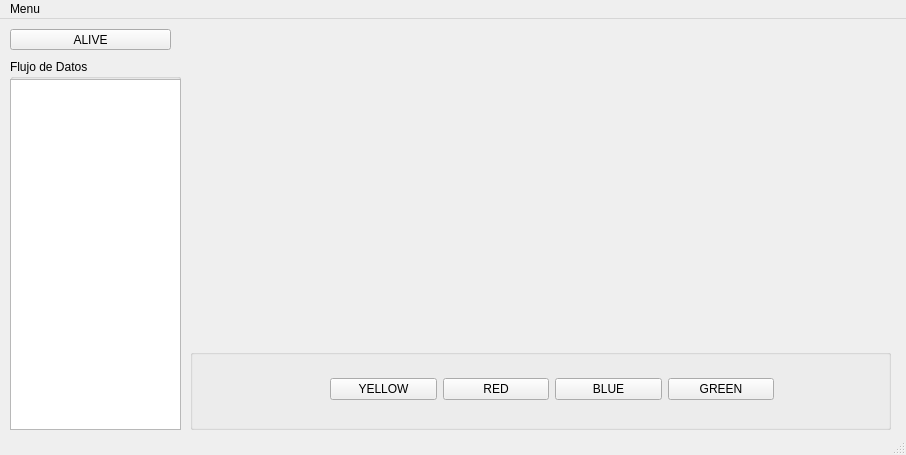
Qt form mainwindow.ui (Sebare846/JuegoToposQT) before a commit.
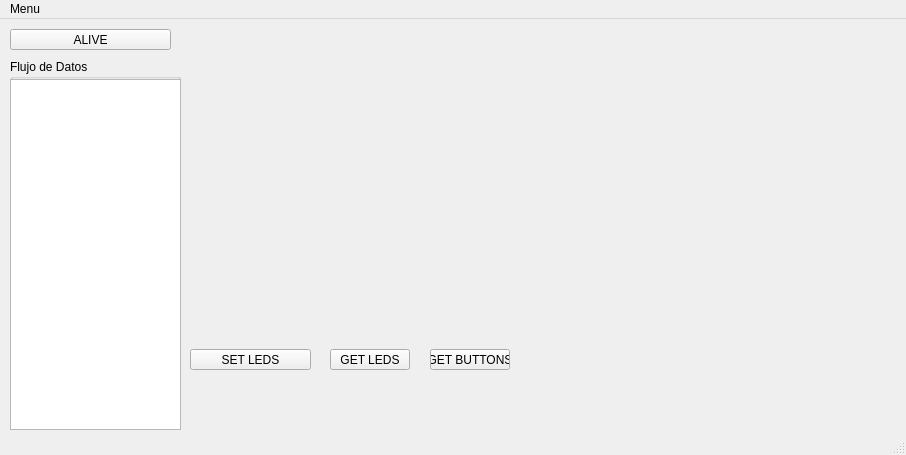
The same form after that commit.

Commit message: Funciones de comunicacion

The edit to the form file:
```diff
--- a/mainwindow.ui
+++ b/mainwindow.ui
@@ -24,62 +24,6 @@
      </rect>
     </property>
    </widget>
-   <widget class="QGroupBox" name="groupBox_3">
-    <property name="geometry">
-     <rect>
-      <x>190</x>
-      <y>330</y>
-      <width>701</width>
-      <height>81</height>
-     </rect>
-    </property>
-    <property name="title">
-     <string/>
-    </property>
-    <widget class="QWidget" name="layoutWidget">
-     <property name="geometry">
-      <rect>
-       <x>140</x>
-       <y>10</y>
-       <width>444</width>
-       <height>61</height>
-      </rect>
-     </property>
-     <layout class="QHBoxLayout" name="horizontalLayout">
-      <item>
-       <widget class="QPushButton" name="pushButton_4">
-        <property name="text">
-         <string>YELLOW</string>
-        </property>
-        <property name="flat">
-         <bool>false</bool>
-        </property>
-       </widget>
-      </item>
-      <item>
-       <widget class="QPushButton" name="pushButton_3">
-        <property name="text">
-         <string>RED</string>
-        </property>
-       </widget>
-      </item>
-      <item>
-       <widget class="QPushButton" name="pushButton_2">
-        <property name="text">
-         <string>BLUE</string>
-        </property>
-       </widget>
-      </item>
-      <item>
-       <widget class="QPushButton" name="pushButton">
-        <property name="text">
-         <string>GREEN</string>
-        </property>
-       </widget>
-      </item>
-     </layout>
-    </widget>
-   </widget>
    <widget class="QGroupBox" name="groupBox">
     <property name="geometry">
      <rect>
@@ -119,6 +63,45 @@
      <bool>true</bool>
     </property>
    </widget>
+   <widget class="QPushButton" name="pushButton">
+    <property name="geometry">
+     <rect>
+      <x>190</x>
+      <y>330</y>
+      <width>121</width>
+      <height>21</height>
+     </rect>
+    </property>
+    <property name="text">
+     <string>SET LEDS</string>
+    </property>
+   </widget>
+   <widget class="QPushButton" name="pushButton_2">
+    <property name="geometry">
+     <rect>
+      <x>330</x>
+      <y>330</y>
+      <width>80</width>
+      <height>21</height>
+     </rect>
+    </property>
+    <property name="text">
+     <string>GET LEDS</string>
+    </property>
+   </widget>
+   <widget class="QPushButton" name="pushButton_3">
+    <property name="geometry">
+     <rect>
+      <x>430</x>
+      <y>330</y>
+      <width>80</width>
+      <height>21</height>
+     </rect>
+    </property>
+    <property name="text">
+     <string>GET BUTTONS</string>
+    </property>
+   </widget>
   </widget>
   <widget class="QMenuBar" name="menubar">
    <property name="geometry">
```
The commit also changes 2 other files.
